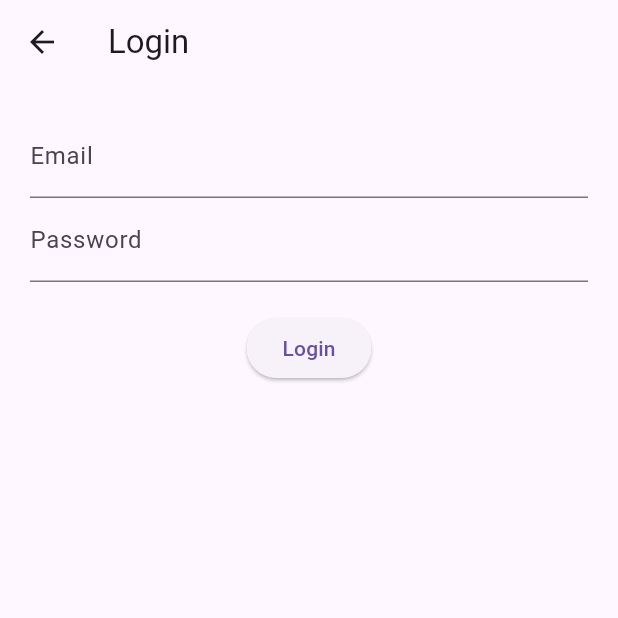
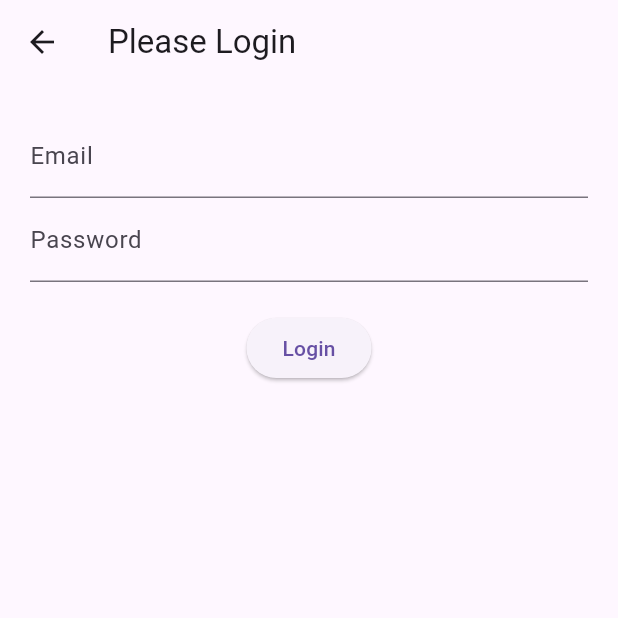
Before and after one commit to Mohitkhanal007/Grocery_store_app, a Flutter app: the screen it shows after launch, after a tap on "Login", on a phone screen of 412 x 824 dp, the top half of it. Run offline on Flutter 3.47's test engine with Material 3 defaults, Android fonts, the phone set to English and light mode, and no system bars.

Commit message:
Changed AppBar title in login screen

```diff
--- a/my_flutter_app/lib/screens/login_screen.dart
+++ b/my_flutter_app/lib/screens/login_screen.dart
@@ -6,7 +6,7 @@ class LoginScreen extends StatelessWidget {
   @override
   Widget build(BuildContext context) {
     return Scaffold(
-      appBar: AppBar(title: const Text('Login')),
+      appBar: AppBar(title: const Text('Please Login')),
       body: Padding(
         padding: const EdgeInsets.all(20),
         child: Column(
```
